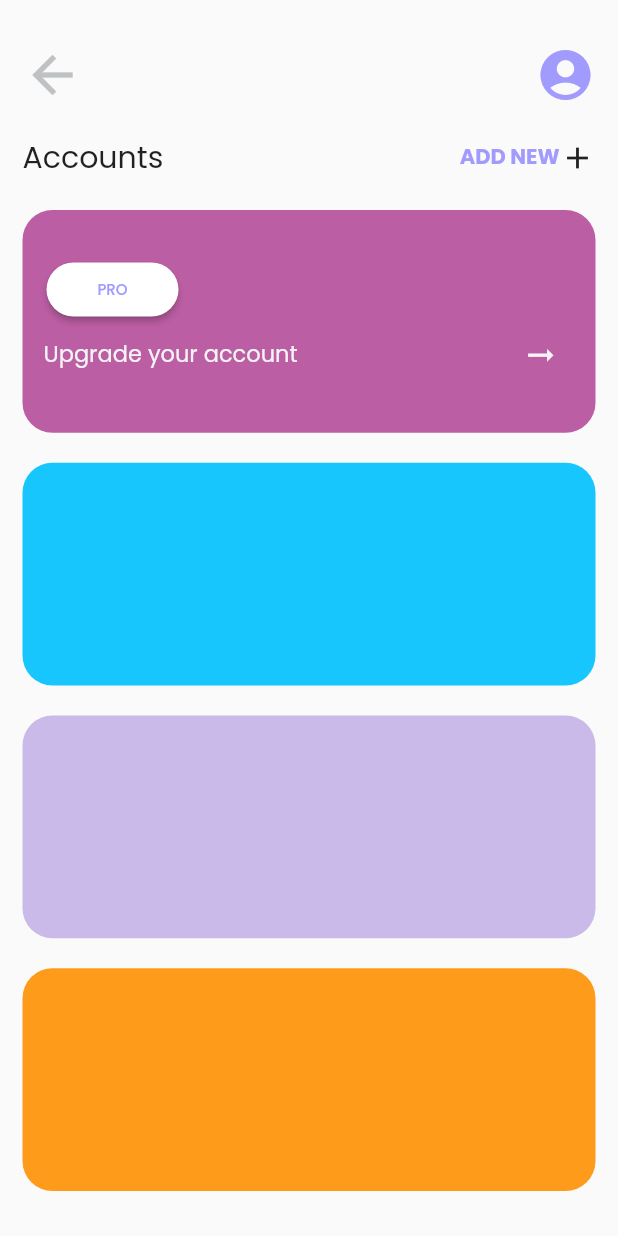
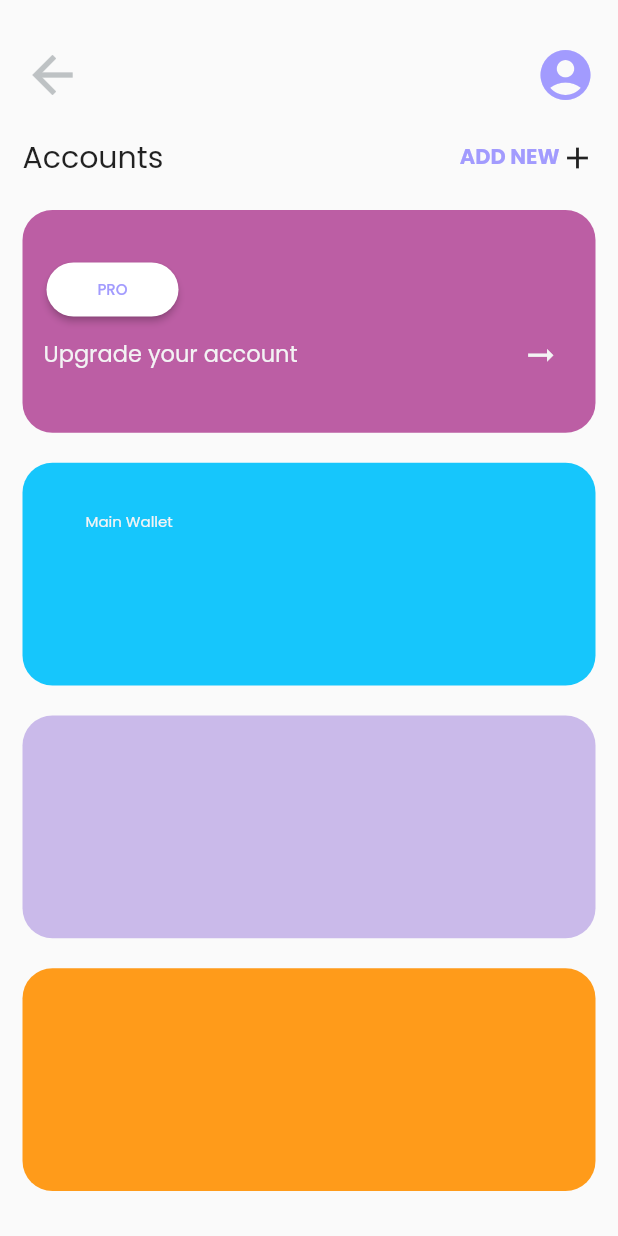
Before and after one commit to kevin2-cyber/Workshop-assignment, a Flutter app: the screen it shows after launch, on a phone screen of 412 x 824 dp. Run offline on Flutter 3.47's test engine with Material 2 defaults, Android fonts, the light colour scheme and no system bars; our stand-ins replace google_fonts.

Commit message:
second container

```diff
--- a/lib/main_screen.dart
+++ b/lib/main_screen.dart
@@ -147,6 +147,24 @@ class MainScreen extends StatelessWidget {
                   color: kcard2,
                   borderRadius: BorderRadius.circular(20.0),
                 ),
+                child: Stack(
+                  children: [
+                    Positioned(
+                      top: 20.0,
+                      left: 30.0,
+                      child: Padding(
+                        padding: const EdgeInsets.all(12.0),
+                        child: Text(
+                            'Main Wallet',
+                          style: GoogleFonts.poppins(
+                            fontSize: 10.0,
+                            color: kbgColor,
+                          ),
+                        ),
+                      ),
+                    ),
+                  ],
+                ),
               ),
             ),
             const SizedBox(
```
